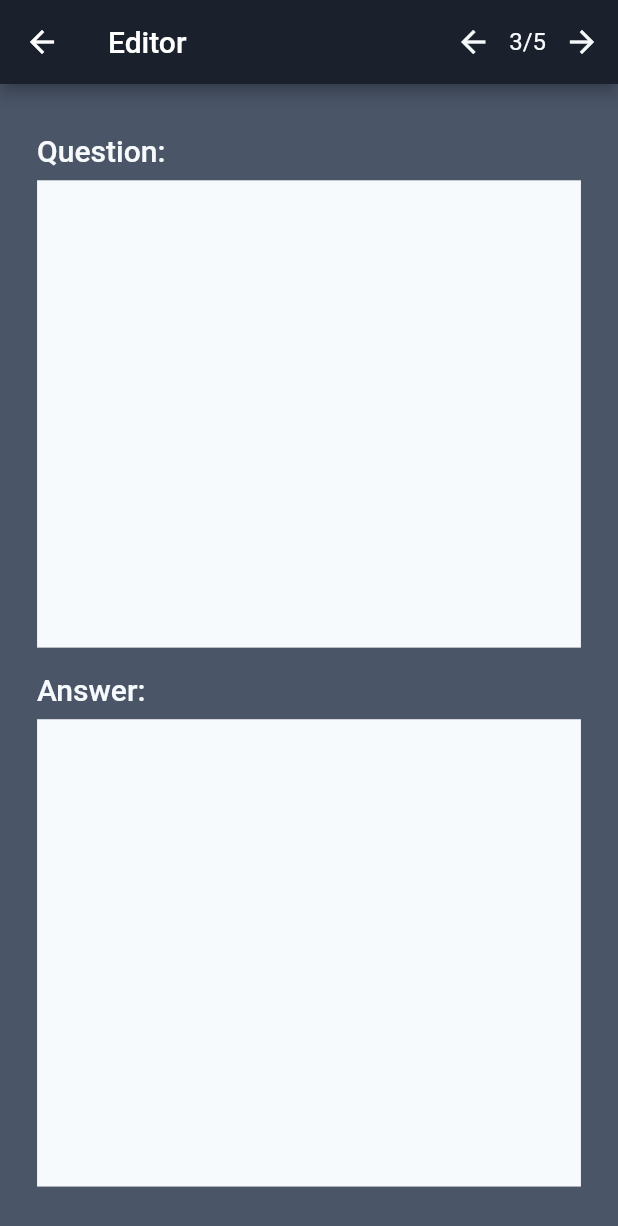
After one commit to drophy/FlutterFlashcards, a Flutter app: the Editor screen opened directly, on a phone screen of 412 x 824 dp. The commit adds this screen. Shown: the top 1226 px of the screen. Run offline on Flutter 3.47's test engine with Material 2 defaults, Android fonts, the phone set to English and light mode, and no system bars.

Commit message:
create editor UI

```diff
--- /dev/null
+++ b/lib/editor/editor.dart
@@ -0,0 +1,87 @@
+import 'package:flutter/material.dart';
+import 'package:mindspace/definitions/colors.dart';
+
+class Editor extends StatelessWidget {
+  @override
+  Widget build(BuildContext context) {
+    final double vh = MediaQuery.of(context).size.height / 100;
+    final double vw = MediaQuery.of(context).size.width / 100;
+
+    return Scaffold(
+      backgroundColor: tailwindGray700,
+      appBar: AppBar(
+        backgroundColor: tailwindGray900,
+        title: Text('Editor'),
+        actions: [
+          Row(
+            children: [
+              IconButton(
+                color: tailwindGray100,
+                disabledColor: tailwindGray700,
+                icon: Icon(Icons.arrow_back),
+                onPressed: 3 > 5? null : () {
+
+                },
+              ),
+              Text(
+                '3/5',
+                style: Theme.of(context)
+                    .textTheme
+                    .subtitle1
+                    .copyWith(color: tailwindGray100),
+              ),
+              IconButton(
+                color: tailwindGray100,
+                disabledColor: tailwindGray700,
+                icon: Icon(Icons.arrow_forward),
+                onPressed: () {
+                  print('next card');
+                },
+              ),
+            ],
+          )
+        ],
+      ),
+      body: Padding(
+        padding: EdgeInsets.symmetric(vertical: 4 * vh, horizontal: 6 * vw),
+        child: Column(
+          crossAxisAlignment: CrossAxisAlignment.start,
+          children: [
+            Padding(
+              padding: EdgeInsets.only(bottom: 1 * vh),
+              child: Text(
+                'Question:',
+                style: Theme.of(context)
+                    .textTheme
+                    .headline6
+                    .copyWith(color: tailwindGray100),
+              ),
+            ),
+            Expanded(
+              flex: 1,
+              child: Container(
+                color: tailwindGray100,
+              ),
+            ),
+            Padding(
+              padding: EdgeInsets.only(bottom: 1 * vh, top: 2 * vh),
+              child: Text(
+                'Answer:',
+                style: Theme.of(context)
+                    .textTheme
+                    .headline6
+                    .copyWith(color: tailwindGray100),
+              ),
+            ),
+            Expanded(
+              flex: 1,
+              child: Container(
+                color: tailwindGray100,
+              ),
+            ),
+          ],
+        ),
+      ),
+    );
+  }
+}
```
Also changed, not shown: lib/explorer/deck.dart (+19 -3 lines), lib/explorer/explorer.dart (+17 -7 lines).
